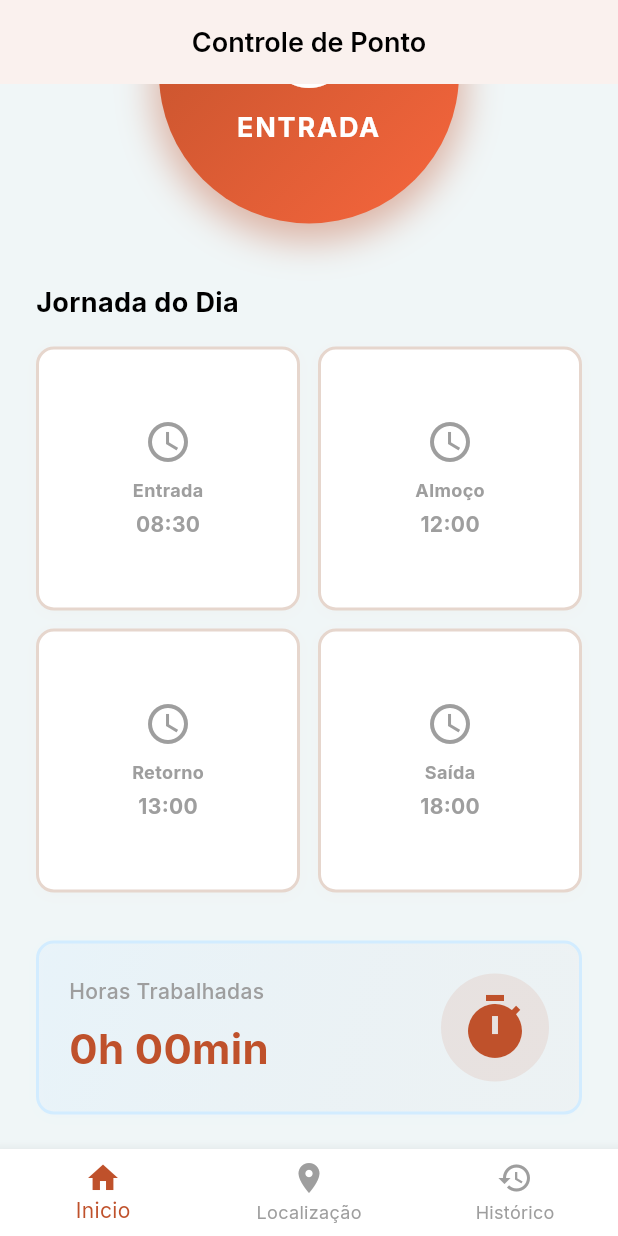
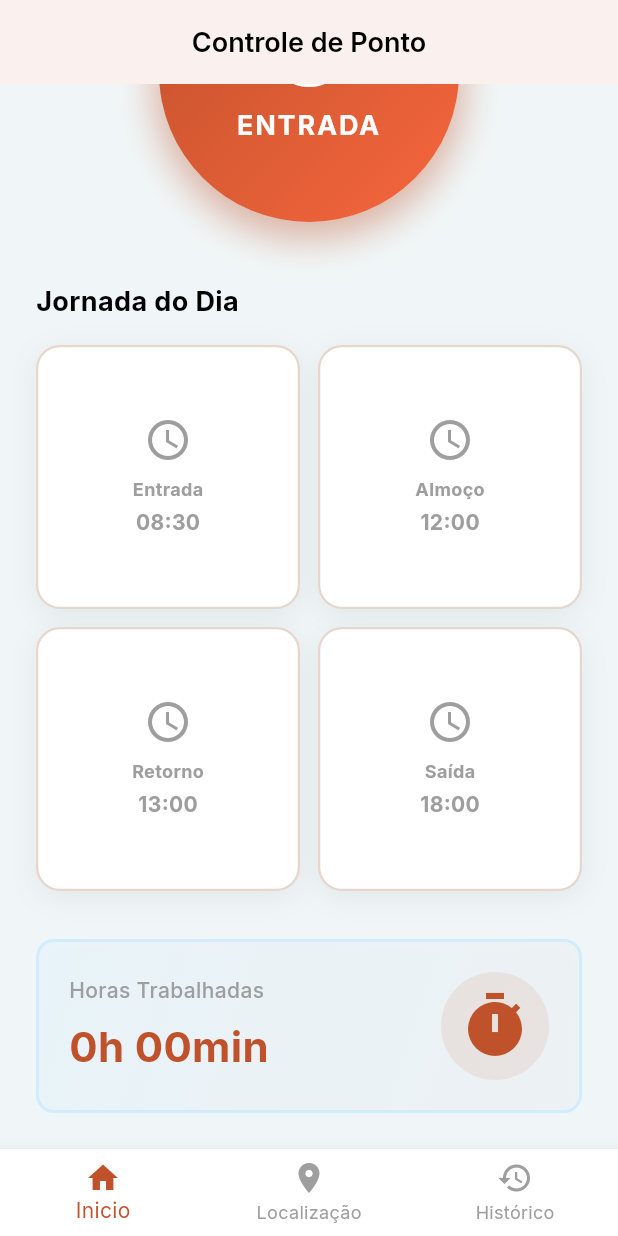
Before and after one commit to AllanMicuanski/PEX-mobile, a Flutter app: the screen it shows after launch, scrolled down 345 dp, on a phone screen of 412 x 824 dp. Run offline on Flutter 3.47's test engine with Material 3 defaults, Android fonts, the phone set to English and light mode, and no system bars; our stand-ins replace flutter_map, geolocator, image_picker, latlong2, sqflite; accounts and stored records are empty.

Commit message:
refactor: extract AppCard for lighter, consistent cards
replace the repeated white-card BoxDecoration (colored 2px border and
colored shadow) with a shared AppCard using a single soft neutral shadow
and an optional thin accent border

```diff
--- a/lib/screens/historico_screen.dart
+++ b/lib/screens/historico_screen.dart
@@ -3,6 +3,7 @@ import 'package:intl/intl.dart';
 import '../models/ponto.dart';
 import '../services/ponto_service.dart';
 import '../config/theme.dart';
+import '../widgets/app_card.dart';
 
 class HistoricoScreen extends StatefulWidget {
   const HistoricoScreen({super.key});
@@ -103,18 +104,8 @@ class _HistoricoScreenState extends State<HistoricoScreen> {
       icone = Icons.exit_to_app;
     }
 
-    return Container(
-      decoration: BoxDecoration(
-        color: Colors.white,
-        borderRadius: BorderRadius.circular(12),
-        boxShadow: [
-          BoxShadow(
-            color: corTipo.withValues(alpha: 0.1),
-            blurRadius: 8,
-            offset: const Offset(0, 2),
-          ),
-        ],
-      ),
+    return AppCard(
+      padding: EdgeInsets.zero,
       child: ListTile(
         contentPadding: const EdgeInsets.symmetric(
           horizontal: 16,
--- a/lib/screens/home_screen.dart
+++ b/lib/screens/home_screen.dart
@@ -6,6 +6,7 @@ import '../services/location_service.dart';
 import '../services/jornada_service.dart';
 import '../widgets/clock_widget.dart';
 import '../widgets/gps_indicator.dart';
+import '../widgets/app_card.dart';
 import '../config/theme.dart';
 import 'confirmacao_screen.dart';
 
@@ -191,23 +192,9 @@ class _HomeScreenState extends State<HomeScreen> {
   }
 
   Widget _buildHomeOfficeToggle() {
-    return Container(
+    return AppCard(
       padding: const EdgeInsets.symmetric(horizontal: 16, vertical: 12),
-      decoration: BoxDecoration(
-        color: Colors.white,
-        borderRadius: BorderRadius.circular(12),
-        border: Border.all(
-          color: _homeOffice ? SizebayColors.coral : SizebayColors.bege,
-          width: 2,
-        ),
-        boxShadow: [
-          BoxShadow(
-            color: SizebayColors.coral.withValues(alpha: 0.1),
-            blurRadius: 8,
-            offset: const Offset(0, 2),
-          ),
-        ],
-      ),
+      borderColor: _homeOffice ? SizebayColors.coral : SizebayColors.bege,
       child: Row(
         mainAxisAlignment: MainAxisAlignment.spaceBetween,
         children: [
@@ -375,19 +362,9 @@ class _HomeScreenState extends State<HomeScreen> {
       }
     }
 
-    return Container(
-      decoration: BoxDecoration(
-        color: Colors.white,
-        borderRadius: BorderRadius.circular(12),
-        border: Border.all(color: corBorda, width: 2),
-        boxShadow: [
-          BoxShadow(
-            color: corBorda.withValues(alpha: 0.1),
-            blurRadius: 8,
-            offset: const Offset(0, 2),
-          ),
-        ],
-      ),
+    return AppCard(
+      borderColor: corBorda,
+      padding: const EdgeInsets.all(12),
       child: Column(
         mainAxisAlignment: MainAxisAlignment.center,
         children: [
--- /dev/null
+++ b/lib/widgets/app_card.dart
@@ -0,0 +1,37 @@
+import 'package:flutter/material.dart';
+import '../config/theme.dart';
+
+class AppCard extends StatelessWidget {
+  final Widget child;
+  final EdgeInsetsGeometry padding;
+  final Color? borderColor;
+
+  const AppCard({
+    super.key,
+    required this.child,
+    this.padding = const EdgeInsets.all(16),
+    this.borderColor,
+  });
+
+  @override
+  Widget build(BuildContext context) {
+    return Container(
+      padding: padding,
+      decoration: BoxDecoration(
+        color: Colors.white,
+        borderRadius: BorderRadius.circular(16),
+        border: borderColor != null
+            ? Border.all(color: borderColor!, width: 1.5)
+            : null,
+        boxShadow: [
+          BoxShadow(
+            color: SizebayColors.preto.withValues(alpha: 0.06),
+            blurRadius: 16,
+            offset: const Offset(0, 4),
+          ),
+        ],
+      ),
+      child: child,
+    );
+  }
+}
```
